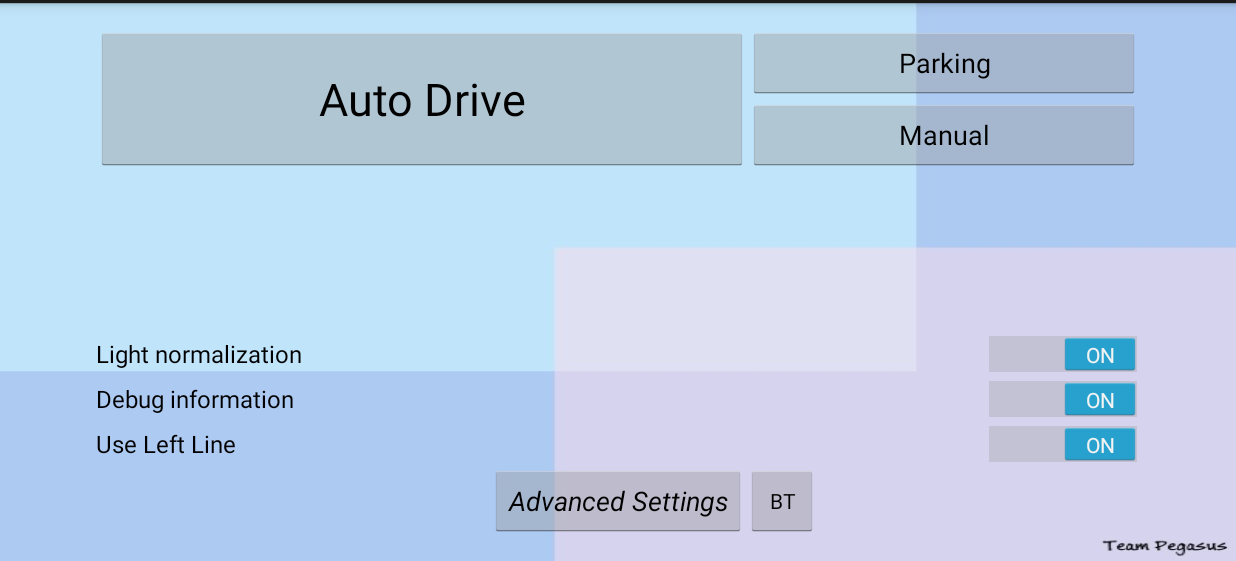
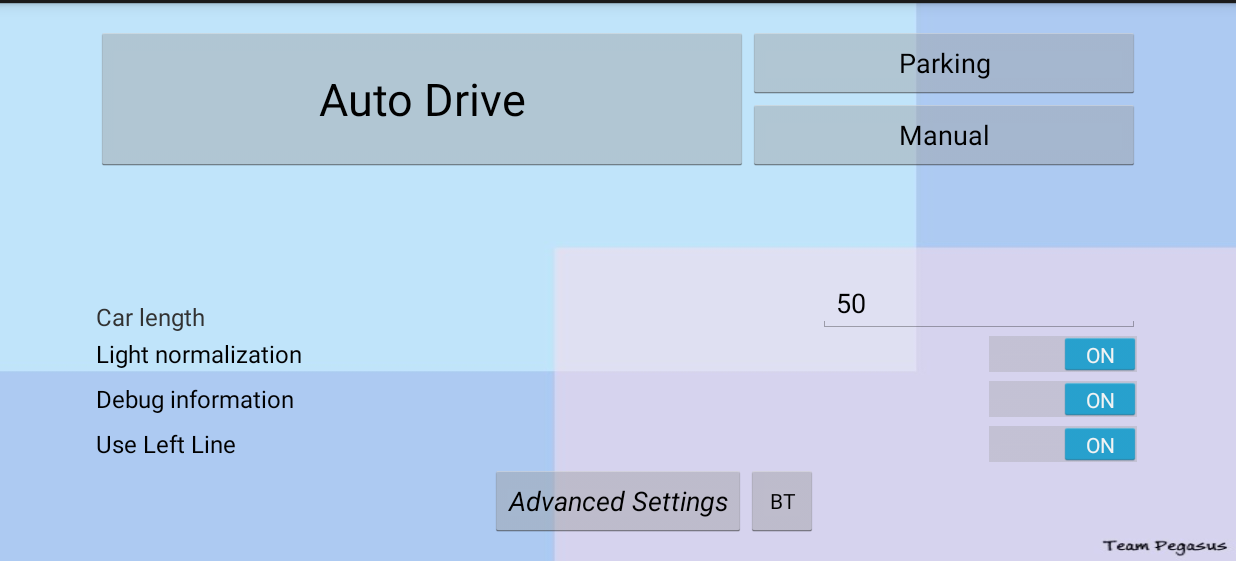
Before and after one commit to Petroula/Android-Car-duino, an Android app: the screen it shows after launch (MainActivity), on a phone screen of 824 x 412 dp (held sideways), the part 57-618 px from its top. Run offline under Robolectric (Android 15) with nearby library versions, the light colour scheme and no system bars; 4 statements that could not run were skipped.

Commit message:
Added setting for car length.

```diff
--- a/app/src/main/java/pegasus/bluetootharduino/MainActivity.java
+++ b/app/src/main/java/pegasus/bluetootharduino/MainActivity.java
@@ -2,14 +2,17 @@ package pegasus.bluetootharduino;
 
 import android.app.Activity;
 import android.os.Bundle;
+import android.text.Editable;
+import android.text.TextWatcher;
 import android.view.View;
 import android.view.View.OnClickListener;
 import android.widget.Button;
 import android.content.Intent;
 import android.widget.CompoundButton;
 import android.widget.Switch;
+import android.widget.TextView;
 
-public class MainActivity extends Activity implements OnClickListener, CompoundButton.OnCheckedChangeListener {
+public class MainActivity extends Activity implements OnClickListener, CompoundButton.OnCheckedChangeListener, TextWatcher {
 
     @Override
     protected void onCreate(Bundle savedInstanceState) {
@@ -17,11 +20,11 @@ public class MainActivity extends Activity implements OnClickListener, CompoundB
         setContentView(R.layout.main_activity);
 
         /* BUTTONS */
-        ((Button)findViewById(R.id.auto)).setOnClickListener(this);
-        ((Button)findViewById(R.id.parking)).setOnClickListener(this);
-        ((Button)findViewById(R.id.manual)).setOnClickListener(this);
-        ((Button)findViewById(R.id.advanced)).setOnClickListener(this);
-        ((Button)findViewById(R.id.bluetooth)).setOnClickListener(this);
+        findViewById(R.id.auto).setOnClickListener(this);
+        findViewById(R.id.parking).setOnClickListener(this);
+        findViewById(R.id.manual).setOnClickListener(this);
+        findViewById(R.id.advanced).setOnClickListener(this);
+        findViewById(R.id.bluetooth).setOnClickListener(this);
 
         //DISPLAY DEBUG INFORMATION SWITCH
         ((Switch)findViewById(R.id.DisplayDebugSwitch)).setOnCheckedChangeListener(this);
@@ -30,13 +33,15 @@ public class MainActivity extends Activity implements OnClickListener, CompoundB
         //USE LEFT LINE SWITCH
         ((Switch)findViewById(R.id.LeftLineSwitch)).setOnCheckedChangeListener(this);
 
-
+        /* TEXT INPUTS */
+        TextView carLength = (TextView) findViewById(R.id.carLength);
+        carLength.setText(Autodrive.getCarLength() + "");
+        carLength.addTextChangedListener(this);
     }
 
     /* BUTTONS */
     @Override
     public void onClick(View v) {
-
         switch (v.getId()){
             case R.id.manual:
                 Intent changeToManual = new Intent(getApplicationContext(),
@@ -79,5 +84,21 @@ public class MainActivity extends Activity implements OnClickListener, CompoundB
         }
     }
 
+    @Override
+    public void beforeTextChanged(CharSequence charSequence, int i, int i1, int i2) {
 
+    }
+
+    @Override
+    public void onTextChanged(CharSequence charSequence, int i, int i1, int i2) {
+        String string = charSequence.toString();
+        if (string.equals("")) string = "0";
+        Integer integer = Integer.parseInt(string);
+        Autodrive.setCarLength(integer);
+    }
+
+    @Override
+    public void afterTextChanged(Editable editable) {
+
+    }
 }
--- a/app/src/main/res/layout/main_activity.xml
+++ b/app/src/main/res/layout/main_activity.xml
@@ -95,4 +95,30 @@
         android:layout_alignParentBottom="true"
         android:layout_toRightOf="@+id/advanced"
         android:layout_toEndOf="@+id/advanced" />
+
+    <EditText
+        android:layout_width="wrap_content"
+        android:layout_height="wrap_content"
+        android:inputType="numberDecimal"
+        android:ems="10"
+        android:id="@+id/carLength"
+        android:layout_above="@+id/LightNormalizationSwitch"
+        android:layout_alignParentRight="true"
+        android:layout_alignParentEnd="true"
+        android:layout_toEndOf="@+id/bluetooth"
+        android:layout_toRightOf="@+id/bluetooth"
+        android:text="50" />
+
+    <TextView
+        android:layout_width="wrap_content"
+        android:layout_height="wrap_content"
+        android:textAppearance="?android:attr/textAppearanceSmall"
+        android:text="Car length"
+        android:id="@+id/textView"
+        android:layout_above="@+id/LightNormalizationSwitch"
+        android:layout_alignParentLeft="true"
+        android:layout_alignParentStart="true"
+        android:textSize="16dp"
+        android:typeface="normal" />
+
 </RelativeLayout>
```
